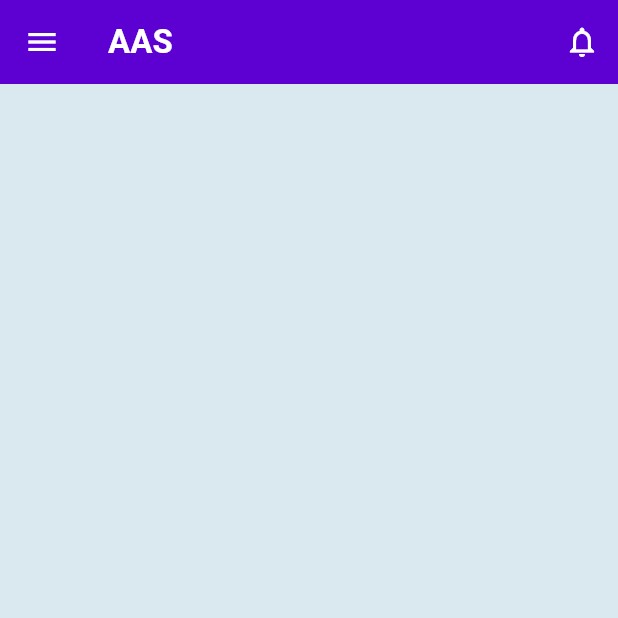
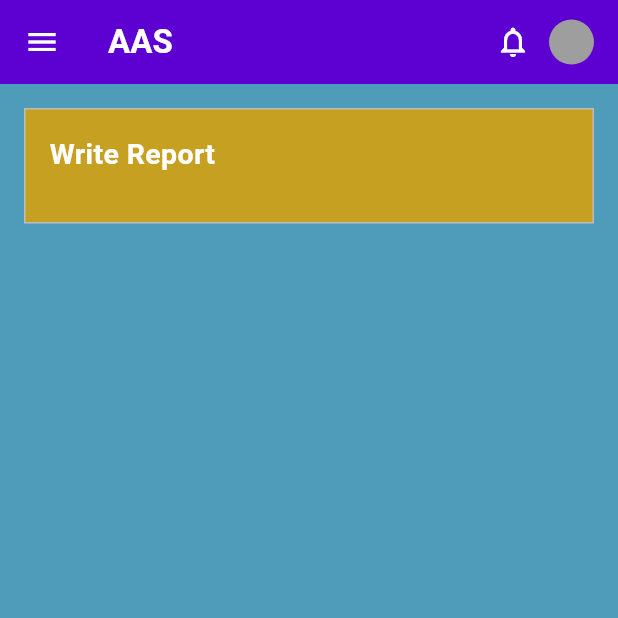
Before and after one commit to alexmwalec/Automated-Attendance-System, a Flutter app: the Report screen opened by its route, on a phone screen of 412 x 824 dp, the top half of it. Run offline on Flutter 3.47's test engine with Material 3 defaults, Android fonts, the phone set to English and light mode, and no system bars.

```diff
--- a/lib/Features/invigilator/report.dart
+++ b/lib/Features/invigilator/report.dart
@@ -1,5 +1,6 @@
 import 'package:automated_attendance_system/Features/invigilator/invigilator_dashboard.dart';
 import 'package:flutter/material.dart';
+
 
 class Report extends StatelessWidget {
   const Report({super.key});
@@ -7,19 +8,50 @@
   @override
   Widget build(BuildContext context) {
     return Scaffold(
-      backgroundColor: const Color(0xFFD9E9EF), // Light blue background from image
+      backgroundColor: const Color(0xFF4F9CBA), // Background colour shade blue blue[200}
       appBar: AppBar(
         backgroundColor: const Color(0xFF5D00D2), // Purple colour
-        title: const Text("AAS",
-            style: TextStyle(color: Colors.white, fontWeight: FontWeight.bold)),
+
+        title: const Text(
+          "AAS", style: TextStyle(color: Colors.white, fontWeight: FontWeight.bold )),
         leading: Builder(
-          builder: (context) => IconButton(
-            icon: const Icon(Icons.menu, color: Colors.white),
-            onPressed: () => Scaffold.of(context).openDrawer(),
-          ),
+          builder: (context) =>
+              IconButton(icon: const Icon(Icons.menu, color: Colors.white),
+                onPressed: () => Scaffold.of(context).openDrawer(),
+              ),
         ),
         actions: [
-          IconButton(
-            icon: const Icon(Icons.notifications_none, color: Colors.white),
-            onPressed: () {},
-          );
+          IconButton(icon: Icon(Icons.notifications_none,color:Colors.white), onPressed: (){},),
+          const Padding(padding: EdgeInsets.only(right:16 ),
+          child: CircleAvatar(
+              backgroundColor: Colors.grey,
+             radius: 15, ) )
+        ],
+      ),
+      drawer: const AppDrawer(),
+      body: SingleChildScrollView(
+        padding: const EdgeInsets.all(16.0),
+        child: Column(
+          crossAxisAlignment: CrossAxisAlignment.start,
+          children: [
+          Container(
+            width:double.infinity,
+            padding: const EdgeInsets.all(16),
+            decoration: BoxDecoration(
+              color: const Color(0xFFC5A021),
+              border: Border.all(color: Colors.grey.shade400),
+            ),
+         child: Column(
+           crossAxisAlignment: CrossAxisAlignment.start,
+           children: [
+             const Text('Write Report', style: TextStyle(fontWeight: FontWeight.bold, fontSize: 19, color: Colors.white)),
+            const SizedBox( height: 16,)
+            ]
+    ),
+    )
+          ]
+      ),
+      )
+    );
+  }
+}
--- a/lib/Features/invigilator/take_attendance.dart
+++ b/lib/Features/invigilator/take_attendance.dart
@@ -40,7 +40,7 @@
               width: double.infinity,
               padding: const EdgeInsets.all(16),
               decoration: BoxDecoration(
-                color: const Color(0xFFC5A021),
+                color: const Color(0xFFC5A021), // unima Gold colour
                 border: Border.all(color: Colors.grey.shade400),
 
               ),
```
